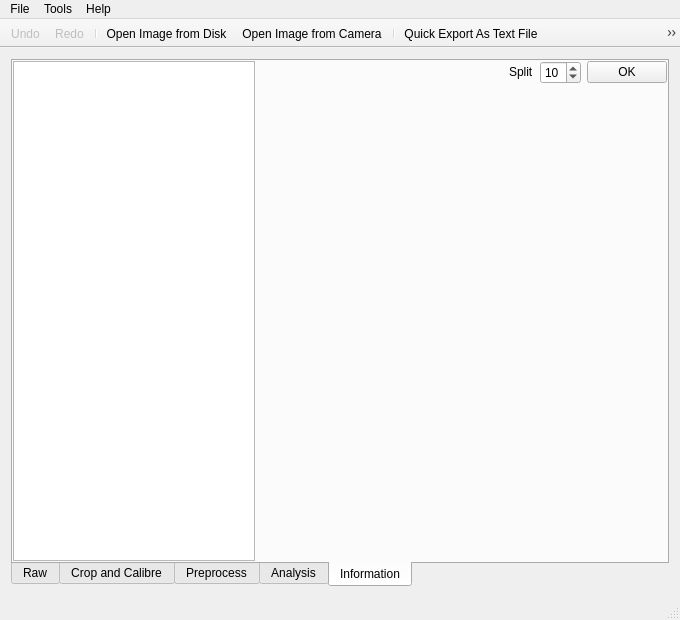
This is gui/mainwindow.ui in librehat/caiga as Qt 5 draws it before an edit. The edited form follows.
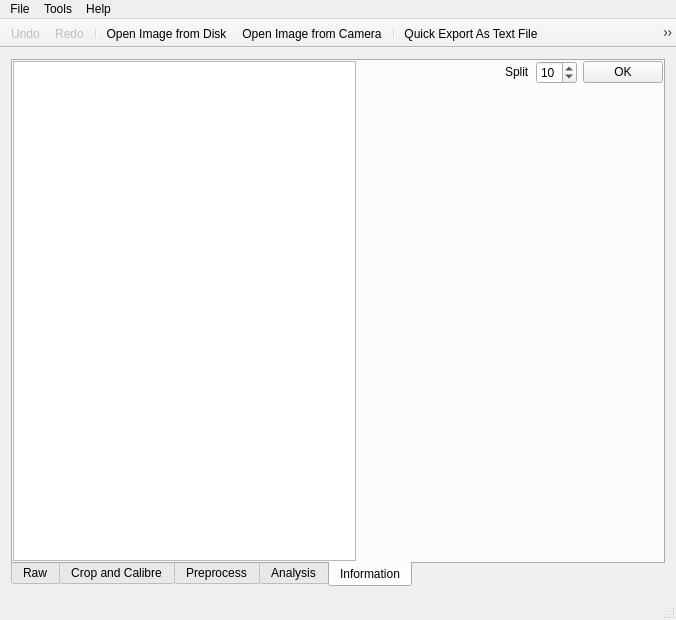
This is the edited form. The open tabs and pages were chosen to show the change. Icons and pictures are not drawn. Custom widgets are drawn as their Qt base class.

```diff
--- a/gui/mainwindow.ui
+++ b/gui/mainwindow.ui
@@ -6,7 +6,7 @@
    <rect>
     <x>0</x>
     <y>0</y>
-    <width>680</width>
+    <width>676</width>
     <height>620</height>
    </rect>
   </property>
@@ -551,7 +551,7 @@
          <widget class="QTextBrowser" name="infoTextBrowser">
           <property name="sizePolicy">
            <sizepolicy hsizetype="Expanding" vsizetype="Expanding">
-            <horstretch>1</horstretch>
+            <horstretch>5</horstretch>
             <verstretch>0</verstretch>
            </sizepolicy>
           </property>
@@ -593,7 +593,7 @@
          <widget class="QCustomPlot" name="infoPlotter" native="true">
           <property name="sizePolicy">
            <sizepolicy hsizetype="Preferred" vsizetype="Preferred">
-            <horstretch>1</horstretch>
+            <horstretch>2</horstretch>
             <verstretch>0</verstretch>
            </sizepolicy>
           </property>
@@ -610,8 +610,8 @@
     <rect>
      <x>0</x>
      <y>0</y>
-     <width>680</width>
-     <height>19</height>
+     <width>676</width>
+     <height>22</height>
     </rect>
    </property>
    <widget class="QMenu" name="menuProject">
```
Left out of the diff: 60 changed lines with no effect on the pictures.
